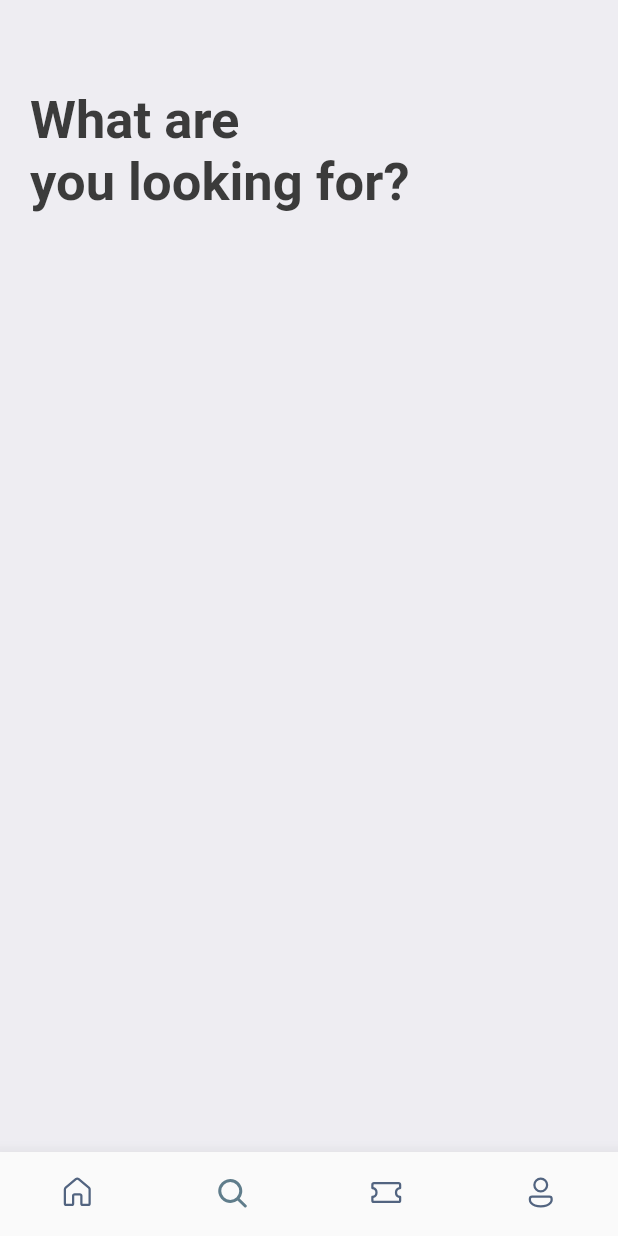
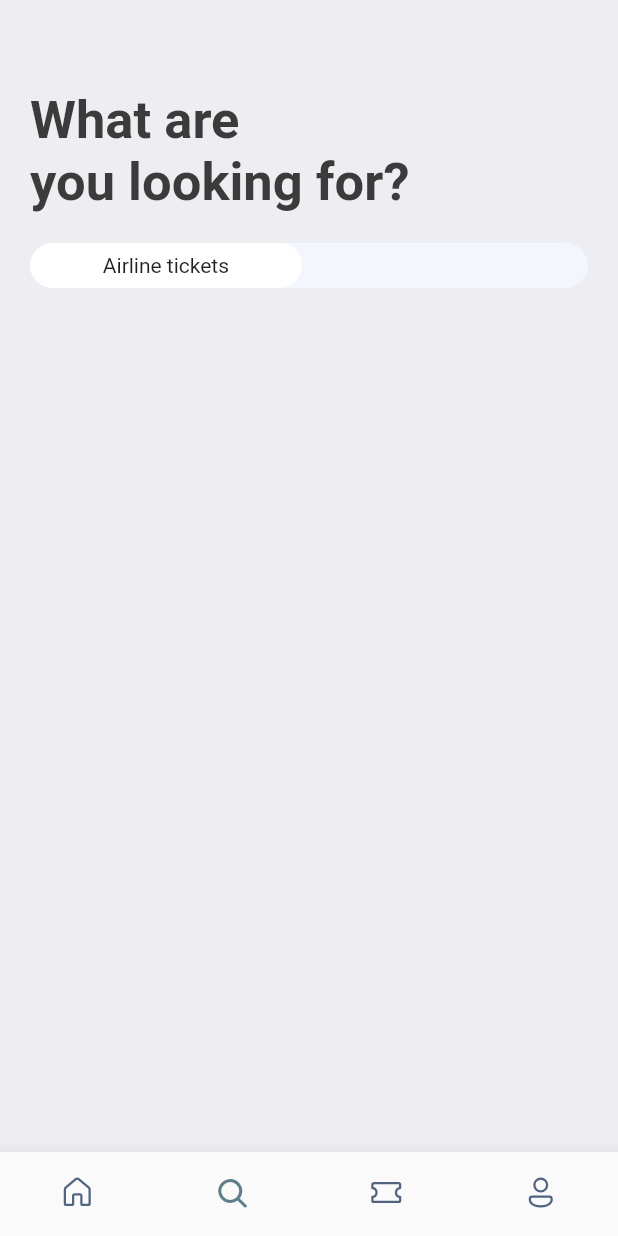
Before and after one commit to jackwiliam-dev/template_plane_tickets, a Flutter app: the screen it shows after launch, item 2 of the bottom bar chosen, on a phone screen of 412 x 824 dp. Run offline on Flutter 3.47's test engine with Material 2 defaults, Android fonts, the phone set to English and light mode, and no system bars; our stand-ins replace fluentui_icons, gap, get.

Commit message:
update search screen

```diff
--- a/lib/screens/search_screen.dart
+++ b/lib/screens/search_screen.dart
@@ -19,7 +19,7 @@ class _SearchScreenState extends State<SearchScreen>
   @override
   void initState() {
     // TODO: implement initState
-     _tabController = TabController(length: 2, vsync: this);
+    _tabController = TabController(length: 2, vsync: this);
     super.initState();
   }
 
@@ -32,6 +32,7 @@ class _SearchScreenState extends State<SearchScreen>
 
   @override
   Widget build(BuildContext context) {
+    final size = AppLayout.getSize(context);
     return Scaffold(
       backgroundColor: Styles.bgColor,
       body: ListView(
@@ -46,7 +47,28 @@ class _SearchScreenState extends State<SearchScreen>
                 Styles.headLineStyle.copyWith(fontSize: AppLayout.getWidth(35)),
           ),
           Gap(AppLayout.getHeight(20)),
-
+          Container(
+            child: Row(
+              children: [
+                Container(
+                  width: size.width * .44,
+                  padding: EdgeInsets.symmetric(vertical: AppLayout.getHeight(7)),
+                  decoration: BoxDecoration(
+                    borderRadius: BorderRadius.circular(
+                      AppLayout.getHeight(50),
+                    ),
+                    color: Colors.white,
+                  ),
+                  child: Center(child: Text('Airline tickets')),
+                ),
+              ],
+            ),
+            decoration: BoxDecoration(
+                borderRadius: BorderRadius.circular(
+                  AppLayout.getHeight(50),
+                ),
+                color: const Color(0xFFF4F6FD)),
+          ),
         ],
       ),
     );
```
